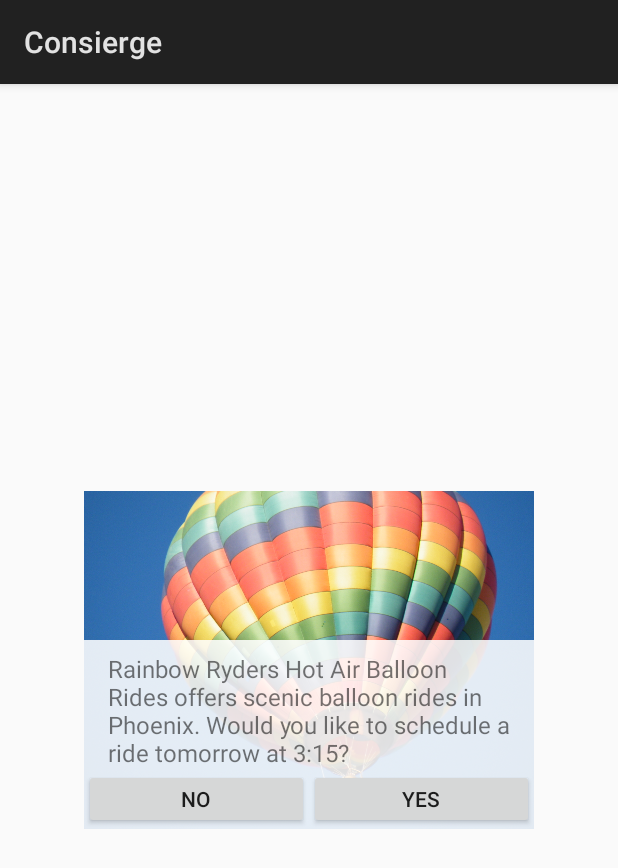
After one commit to darrinps/ConciergeApp, an Android app: the layout watson_result_card.xml on its own in the app's theme, with its tools: preview values and no code run, on a phone screen of 412 x 824 dp. The commit adds this screen. Shown: the top 868 px of the screen. Run offline under Robolectric (Android 15) with nearby library versions, the phone set to English and light mode, and no system bars.

Commit message:
Add response card Watson gives to question "What should I do in Phoenix?"

```diff
--- /dev/null
+++ b/mobile/src/main/res/layout/watson_result_card.xml
@@ -0,0 +1,49 @@
+<?xml version="1.0" encoding="utf-8"?>
+
+<FrameLayout xmlns:android="http://schemas.android.com/apk/res/android"
+    android:orientation="vertical"
+    android:layout_width="300dp"
+    android:layout_height="225dp"
+    android:layout_gravity="center"
+    android:background="@android:color/white">
+
+    <ImageView
+        android:layout_width="match_parent"
+        android:layout_height="225dp"
+        android:src="@drawable/balloon"
+        android:scaleType="centerCrop"/>
+
+    <TextView
+        android:layout_width="match_parent"
+        android:layout_height="wrap_content"
+        android:layout_gravity="bottom"
+        android:layout_marginBottom="40dp"
+        android:background="@color/white_transparent"
+        android:paddingLeft="16dp"
+        android:paddingRight="16dp"
+        android:paddingTop="8dp"
+        android:text="@string/watson_to_do_response"
+        android:textSize="16sp"/>
+
+    <LinearLayout
+        android:orientation="horizontal"
+        android:layout_width="match_parent"
+        android:layout_height="40dp"
+        android:layout_gravity="bottom"
+        android:background="@color/white_transparent">
+
+        <Button
+            android:layout_width="0dp"
+            android:layout_height="match_parent"
+            android:layout_weight="1"
+            android:text="No"/>
+
+        <Button
+            android:layout_width="0dp"
+            android:layout_height="match_parent"
+            android:layout_weight="1"
+            android:text="Yes"/>
+
+    </LinearLayout>
+
+</FrameLayout>
--- /dev/null
+++ b/mobile/src/main/res/values/colors.xml
@@ -0,0 +1,6 @@
+<?xml version="1.0" encoding="utf-8"?>
+<resources>
+
+    <color name="white_transparent">#DDFFFFFF</color>
+
+</resources>
--- a/mobile/src/main/res/values/strings.xml
+++ b/mobile/src/main/res/values/strings.xml
@@ -5,6 +5,6 @@
     <string name="title_activity_main">MainActivity</string>
     <string name="hello_world">Hello world!</string>
     <string name="action_settings">Settings</string>
-    <string name="watson_to_do_response">Rainbow Ryders Hot Air Balloon Rides, 5601 Eagle Rock Ave NE, toll&#8211;free: +1&#8211;877&#8211;771&#8211;0776. Scenic hot air balloon rides daily in Phoenix and Scottsdale.</string>
+    <string name="watson_to_do_response">Rainbow Ryders Hot Air Balloon Rides offers scenic balloon rides in Phoenix. Would you like to schedule a ride tomorrow at 3:15?</string>
 
 </resources>
```
Also changed, not shown: mobile/src/main/res/layout/fragment_watson_response_what_to_do.xml (deleted, +0 -45 lines), mobile/src/main/res/drawable-xxhdpi/balloon.jpg (added).
